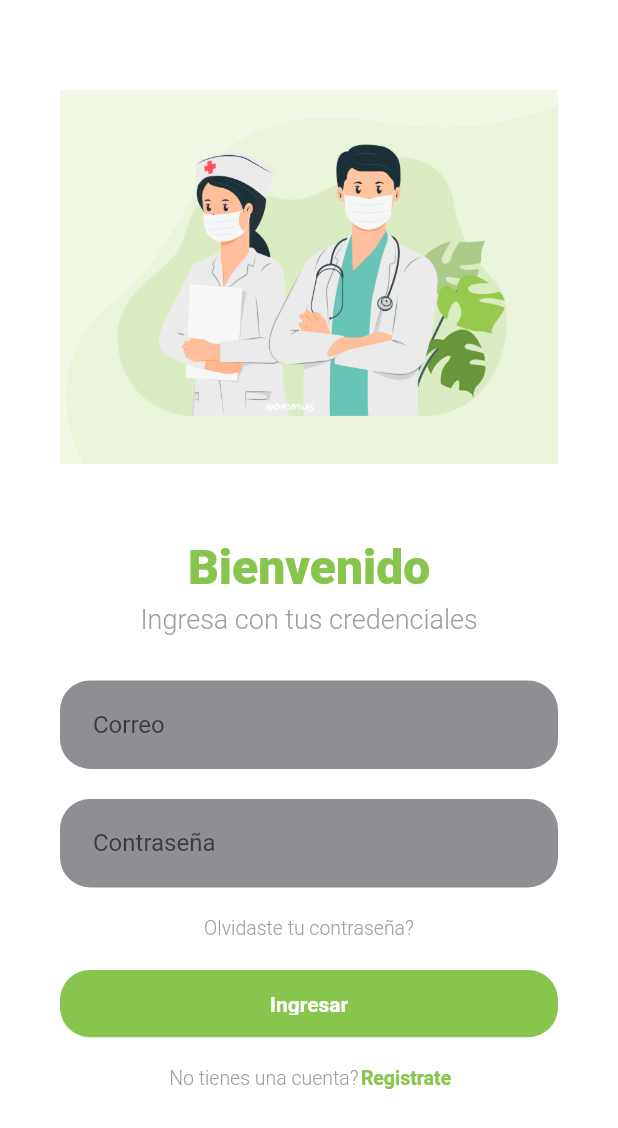
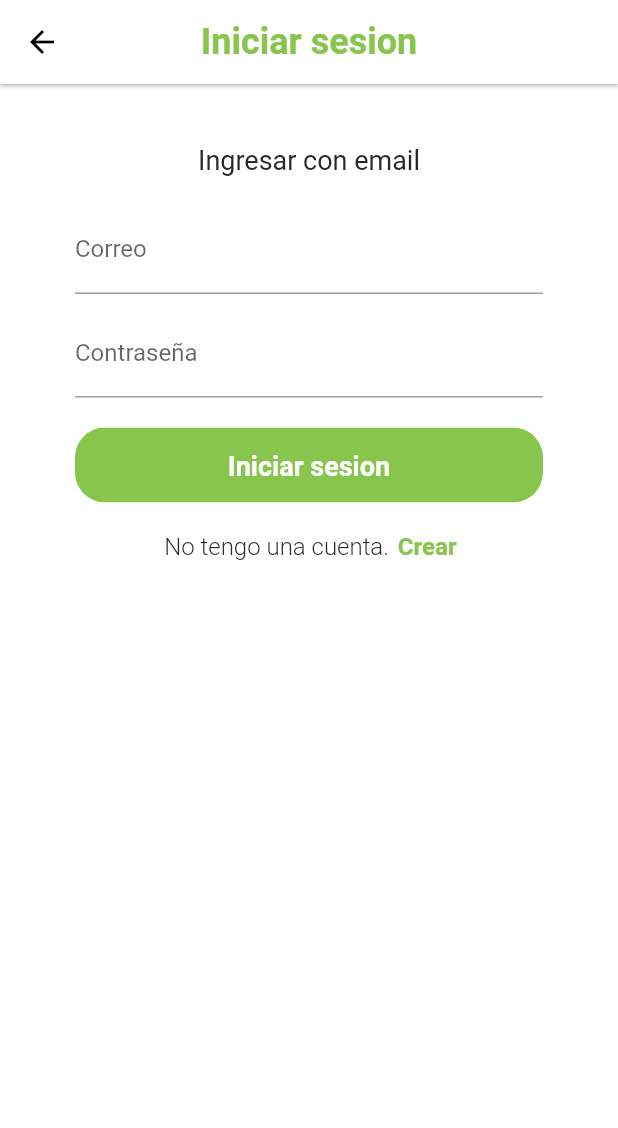
Before and after one commit to JorgeAntonio/Clinicapp, a Flutter app: the LoginPage screen opened directly, on a phone screen of 412 x 824 dp. Shown: the top 1128 px of the screen. Run offline on Flutter 3.47's test engine with Material 2 defaults, Android fonts, the phone set to English and light mode, and no system bars; our stand-ins replace equatable, firebase_auth, firebase_core, flutter_bloc, flutter_hooks, google_sign_in and 1 more; missing offline and left inert: flutter_facebook_auth; accounts and stored records are empty; statements that could not run were skipped.

Commit message:
all login registration done

```diff
--- a/lib/src/bloc/auth_cubit.dart
+++ b/lib/src/bloc/auth_cubit.dart
@@ -15,11 +15,25 @@ class AuthCubit extends Cubit<AuthState> {
         _authRepository.onAuthStateChanged.listen(_authStateChanged);
   }
 
+  Future<void> reset() async => emit(AuthInitialState());
+
   void _authStateChanged(AuthUser? user) =>
       user == null ? emit(AuthSignOut()) : emit(AuthSignedIn(user));
 
   Future<void> signInAnonymously() =>
       _signIn(_authRepository.signInAnonimously());
+
+  Future<void> signInWithGoogle() =>
+      _signIn(_authRepository.signInWithGoogle());
+
+  Future<void> signInWithFacebook() =>
+      _signIn(_authRepository.signInWithFacebook());
+
+  Future<void> createUserWithEmailAndPassword(String email, String password) =>
+      _signIn(_authRepository.createUserWithEmailAndPassword(email, password));
+
+  Future<void> signInUserWithEmailAndPassword(String email, String password) =>
+      _signIn(_authRepository.signInWithEmailAndPassword(email, password));
 
   Future<void> _signIn(Future<AuthUser?> auxUser) async {
     try {
--- a/lib/src/features/presentation/commons_widgets/buttons/main_button.dart
+++ b/lib/src/features/presentation/commons_widgets/buttons/main_button.dart
@@ -23,7 +23,8 @@ class MainButton extends StatelessWidget {
                 EdgeInsets.symmetric(horizontal: 35, vertical: 15))),
         child: Text(
           title,
-          style: TextStyle(color: Colors.white, fontWeight: FontWeight.w600),
+          style: TextStyle(
+              color: Colors.white, fontWeight: FontWeight.w600, fontSize: 18),
         ),
       ),
     );
--- a/lib/src/features/presentation/login_page/view/login_page.dart
+++ b/lib/src/features/presentation/login_page/view/login_page.dart
@@ -1,130 +1,155 @@
-import 'package:firebase_auth/firebase_auth.dart';
+import 'package:app_clinica/src/bloc/auth_cubit.dart';
+import 'package:app_clinica/src/routes/routes.dart';
 import 'package:flutter/material.dart';
 import 'package:app_clinica/responsive.dart';
 import 'package:app_clinica/src/colors/colors.dart';
 import 'package:app_clinica/src/features/presentation/commons_widgets/buttons/main_button.dart';
 import 'package:flutter/services.dart';
+import 'package:flutter_bloc/flutter_bloc.dart';
 
 class LoginPage extends StatefulWidget {
+  static Widget create(BuildContext context) => LoginPage();
   @override
   _LoginPageState createState() => _LoginPageState();
 }
 
 class _LoginPageState extends State<LoginPage> {
-  String _email = '', _password = '';
-  final FirebaseAuth auth = FirebaseAuth.instance;
+  final _formKey = GlobalKey<FormState>();
+  final _emailController = TextEditingController();
+  final _passwordController = TextEditingController();
+
+  String? validator(String? value) {
+    return (value == null || value.isEmpty) ? 'Este campo es necesario' : null;
+  }
+
   @override
   Widget build(BuildContext context) {
-    SystemChrome.setSystemUIOverlayStyle(
-        SystemUiOverlayStyle.light.copyWith(statusBarColor: myWhiteColor));
-    Size size = MediaQuery.of(context).size;
     return Scaffold(
-      body: SingleChildScrollView(
+      appBar: AppBar(
+          centerTitle: true,
+          backgroundColor: myWhiteColor,
+          elevation: 1,
+          title: Text(
+            'Iniciar sesion',
+            style: TextStyle(
+                color: myPrimaryColor,
+                fontWeight: FontWeight.bold,
+                fontSize: 24),
+          )),
+      body: BlocBuilder<AuthCubit, AuthState>(builder: (_, state) {
+        return Form(
+          key: _formKey,
+          child: SingleChildScrollView(
             child: Container(
               margin: EdgeInsets.symmetric(
-            vertical: isMobile(context) ? 20 : 70, horizontal: 40),
+                  vertical: isMobile(context) ? 20 : 20, horizontal: 40),
               child: Row(
                 children: <Widget>[
                   Expanded(
                     child: Padding(
-              padding: EdgeInsets.only(right: !isMobile(context) ? 40 : 0),
+                      padding: EdgeInsets.symmetric(
+                          horizontal: !isMobile(context) ? 90 : 10),
                       child: Column(
                         mainAxisAlignment: !isMobile(context)
-                    ? MainAxisAlignment.start
+                            ? MainAxisAlignment.center
                             : MainAxisAlignment.center,
                         crossAxisAlignment: !isMobile(context)
-                    ? CrossAxisAlignment.start
+                            ? CrossAxisAlignment.center
                             : CrossAxisAlignment.center,
                         children: <Widget>[
-                  if (isMobile(context))
-                    Image.asset(
-                      'images/logo2.png',
-                      height: size.height * 0.4,
-                    ),
-                  SizedBox(height: 10),
-                  RichText(
-                      text: TextSpan(children: [
-                    TextSpan(
-                        text: 'Bienvenido',
+                          SizedBox(height: isMobile(context) ? 20 : 20),
+                          Text(
+                            'Ingresar con email',
+                            textAlign: isMobile(context)
+                                ? TextAlign.center
+                                : TextAlign.start,
                             style: TextStyle(
-                            fontSize: isDesktop(context) ? 64 : 32,
-                            fontWeight: FontWeight.w800,
-                            color: myPrimaryColor))
-                  ])),
-                  SizedBox(height: isMobile(context) ? 5 : 10),
-                  Text(
-                    'Ingresa con tus credenciales',
-                    textAlign:
-                        isMobile(context) ? TextAlign.center : TextAlign.start,
-                    style: TextStyle(
-                        fontSize: isDesktop(context) ? 30 : 18,
-                        fontWeight: FontWeight.w300,
-                        color: myGreyColor),
+                                fontSize: isDesktop(context) ? 32 : 18,
+                                fontWeight: FontWeight.w400,
+                                color: myTextColor),
                           ),
                           SizedBox(height: isMobile(context) ? 20 : 20),
-                  Container(
-                    width: double.infinity,
-                    margin: EdgeInsets.only(top: 10.0),
-                    padding: EdgeInsets.only(left: 10.0),
+                          TextFormField(
+                            controller: _emailController,
+                            keyboardType: TextInputType.emailAddress,
+                            decoration: InputDecoration(
+                              labelText: 'Correo',
+                            ),
+                            validator: validator,
+                          ),
+                          SizedBox(height: isMobile(context) ? 10 : 20),
+                          TextFormField(
+                            obscureText: true,
+                            controller: _passwordController,
+                            decoration: InputDecoration(
+                              labelText: 'Contraseña',
+                            ),
+                            validator: validator,
+                          ),
+                          SizedBox(height: isMobile(context) ? 10 : 20),
+                          if (state is AuthSigningIn)
+                            Center(child: CircularProgressIndicator()),
+                          if (state is AuthError)
+                            Text(state.message,
+                                style:
+                                    TextStyle(color: Colors.red, fontSize: 24)),
+                          /*Container(
                               decoration: BoxDecoration(
                                   color: Color.fromRGBO(142, 142, 147, 1.2),
                                   borderRadius: BorderRadius.circular(20.0)),
                               child: TextFormField(
+                                controller: _emailController,
+                                validator: emailValidator,
                                 keyboardType: TextInputType.emailAddress,
                                 decoration: InputDecoration(
                                     hintText: 'Correo',
-                          border:
-                              OutlineInputBorder(borderSide: BorderSide.none)),
-                      onChanged: (value) {
-                        setState(() {
-                          _email = value.trim();
-                        });
-                      },
+                                    border: OutlineInputBorder(
+                                        borderSide: BorderSide.none)),
                               ),
                             ),
                             SizedBox(height: isMobile(context) ? 10 : 20),
                             Container(
-                    width: double.infinity,
-                    margin: EdgeInsets.only(top: 10.0),
-                    padding: EdgeInsets.only(left: 10.0),
                               decoration: BoxDecoration(
                                   color: Color.fromRGBO(142, 142, 147, 1.2),
                                   borderRadius: BorderRadius.circular(20.0)),
                               child: TextFormField(
+                                controller: _passwordController,
                                 obscureText: true,
                                 decoration: InputDecoration(
                                     hintText: 'Contraseña',
-                          border:
-                              OutlineInputBorder(borderSide: BorderSide.none)),
-                      onChanged: (value) {
-                        _password = value.trim();
-                      },
+                                    border: OutlineInputBorder(
+                                        borderSide: BorderSide.none)),
                               ),
                             ),
-                  SizedBox(height: isMobile(context) ? 20 : 20),
-                  GestureDetector(
-                    onTap: () {},
-                    child: Text(
-                      'Olvidaste tu contraseña?',
-                      textAlign: isMobile(context)
-                          ? TextAlign.center
-                          : TextAlign.start,
-                      style: TextStyle(
-                          fontSize: isDesktop(context) ? 30 : 13,
-                          fontWeight: FontWeight.w300,
-                          color: myGreyColor),
+                            SizedBox(height: isMobile(context) ? 10 : 20),
+                            Container(
+                              decoration: BoxDecoration(
+                                  color: Color.fromRGBO(142, 142, 147, 1.2),
+                                  borderRadius: BorderRadius.circular(20.0)),
+                              child: TextFormField(
+                                controller: _confirmPasswordController,
+                                obscureText: true,
+                                decoration: InputDecoration(
+                                    hintText: 'Confirmar Contraseña',
+                                    border: OutlineInputBorder(
+                                        borderSide: BorderSide.none)),
                               ),
-                  ),
-                  SizedBox(height: isMobile(context) ? 20 : 20),
+                            ),*/
+                          SizedBox(height: isMobile(context) ? 10 : 20),
                           Container(
-                    height: 45,
+                            height: 50,
                             width: double.infinity,
                             child: MainButton(
-                        title: 'Ingresar',
+                                title: 'Iniciar sesion',
                                 tapEvent: () {
-                          auth.signInWithEmailAndPassword(
-                              email: _email, password: _password);
-                          Navigator.pushNamed(context, 'tabs');
+                                  if (_formKey.currentState?.validate() ==
+                                      true) {
+                                    context
+                                        .read<AuthCubit>()
+                                        .signInUserWithEmailAndPassword(
+                                            _emailController.text,
+                                            _passwordController.text);
+                                  }
                                 },
                                 color: myPrimaryColor),
                           ),
@@ -132,26 +157,27 @@ class _LoginPageState extends State<LoginPage> {
                           Wrap(
                             children: [
                               Text(
-                        'No tienes una cuenta? ',
+                                'No tengo una cuenta. ',
                                 textAlign: isMobile(context)
                                     ? TextAlign.center
                                     : TextAlign.start,
                                 style: TextStyle(
-                            fontSize: isDesktop(context) ? 30 : 13,
+                                    fontSize: isDesktop(context) ? 30 : 16,
                                     fontWeight: FontWeight.w300,
-                            color: myGreyColor),
+                                    color: myTextColor),
                               ),
                               GestureDetector(
                                 onTap: () {
-                          Navigator.pushNamed(context, 'singin');
+                                  Navigator.popAndPushNamed(
+                                      context, Routes.createAcount);
                                 },
                                 child: Text(
-                          'Registrate',
+                                  ' Crear',
                                   textAlign: isMobile(context)
                                       ? TextAlign.center
                                       : TextAlign.start,
                                   style: TextStyle(
-                              fontSize: isDesktop(context) ? 30 : 13,
+                                      fontSize: isDesktop(context) ? 30 : 16,
                                       fontWeight: FontWeight.bold,
                                       color: myPrimaryColor),
                                 ),
@@ -160,72 +186,14 @@ class _LoginPageState extends State<LoginPage> {
                           )
                         ],
                       ),
-            )),
-            if (isDesktop(context) || isTab(context))
-              Expanded(
-                  child: Image.asset(
-                'images/logo2.png',
-                height: size.height * 0.7,
-              ))
+                    ),
+                  ),
                 ],
               ),
-      )),
+            ),
+          ),
+        );
+      }),
     );
   }
 }
-/*
-Widget _emailInput() {
-  final TextEditingController _emailController = TextEditingController();
-  return Container(
-    width: double.infinity,
-    margin: EdgeInsets.only(top: 10.0),
-    padding: EdgeInsets.only(left: 10.0),
-    decoration: BoxDecoration(
-        color: Color.fromRGBO(142, 142, 147, 1.2),
-        borderRadius: BorderRadius.circular(20.0)),
-    child: TextFormField(
-      controller: _emailController,
-      keyboardType: TextInputType.emailAddress,
-      decoration: InputDecoration(
-          hintText: 'Correo',
-          border: OutlineInputBorder(borderSide: BorderSide.none)),
-    ),
-  );
-}
-
-Widget _passwordInput() {
-  final TextEditingController _passwordController = TextEditingController();
-  return Container(
-    width: double.infinity,
-    margin: EdgeInsets.only(top: 10.0),
-    padding: EdgeInsets.only(left: 10.0),
-    decoration: BoxDecoration(
-        color: Color.fromRGBO(142, 142, 147, 1.2),
-        borderRadius: BorderRadius.circular(20.0)),
-    child: TextFormField(
-      controller: _passwordController,
-      obscureText: true,
-      decoration: InputDecoration(
-          hintText: 'Contraseña',
-          border: OutlineInputBorder(borderSide: BorderSide.none)),
-    ),
-  );
-}
-
-Widget _phoneInput() {
-  return Container(
-    width: double.infinity,
-    margin: EdgeInsets.only(top: 10.0),
-    padding: EdgeInsets.only(left: 10.0),
-    decoration: BoxDecoration(
-        color: Color.fromRGBO(142, 142, 147, 1.2),
-        borderRadius: BorderRadius.circular(20.0)),
-    child: TextFormField(
-      keyboardType: TextInputType.phone,
-      decoration: InputDecoration(
-          hintText: 'Telefono',
-          border: OutlineInputBorder(borderSide: BorderSide.none)),
-    ),
-  );
-}
-*/
--- a/lib/src/repository/auth_repository.dart
+++ b/lib/src/repository/auth_repository.dart
@@ -13,5 +13,10 @@ class AuthUser extends Equatable {
 abstract class AuthRepositoryBase {
   Stream<AuthUser?> get onAuthStateChanged;
   Future<AuthUser?> signInAnonimously();
+  Future<AuthUser?> signInWithGoogle();
+  Future<AuthUser?> signInWithFacebook();
+  Future<AuthUser?> createUserWithEmailAndPassword(
+      String email, String password);
+  Future<AuthUser?> signInWithEmailAndPassword(String email, String password);
   Future<void> signOut();
 }
--- a/lib/src/routes/routes.dart
+++ b/lib/src/routes/routes.dart
@@ -24,6 +24,8 @@ class Routes {
   static const splash = "/";
   static const intro = "/introduction";
   static const tabs = "/tabs";
+  static const createAcount = "/createAcount";
+  static const signInEmail = "/signInEmail";
 
   static Route routes(RouteSettings routeSettings) {
     switch (routeSettings.name) {
@@ -33,6 +35,10 @@ class Routes {
         return _builtRoute(IntroPage.create);
       case tabs:
         return _builtRoute(TabsPage.create);
+      case createAcount:
+        return _builtRoute(SingInPage.create);
+      case signInEmail:
+        return _builtRoute(LoginPage.create);
       default:
         throw Exception('Route does not exist');
     }
--- a/pubspec.yaml
+++ b/pubspec.yaml
@@ -34,6 +34,8 @@ dependencies:
   flutter_bloc: ^7.0.0
   page_indicator: ^0.4.1
   flutter_hooks: ^0.16.0
+  google_sign_in: ^5.0.2
+  flutter_facebook_auth: ^3.3.2+2
 
 dev_dependencies:
   flutter_test:
```
Also changed, not shown: lib/src/features/presentation/intro_page/intro_page.dart (+17 -17 lines), lib/src/features/presentation/singIn_page/view/singIn_page.dart (+118 -88 lines), lib/src/repository/implementation/auth_repository.dart (+42 -0 lines), pubspec.lock, 3 other files. Lines whose indentation alone changed are shown as unchanged.
